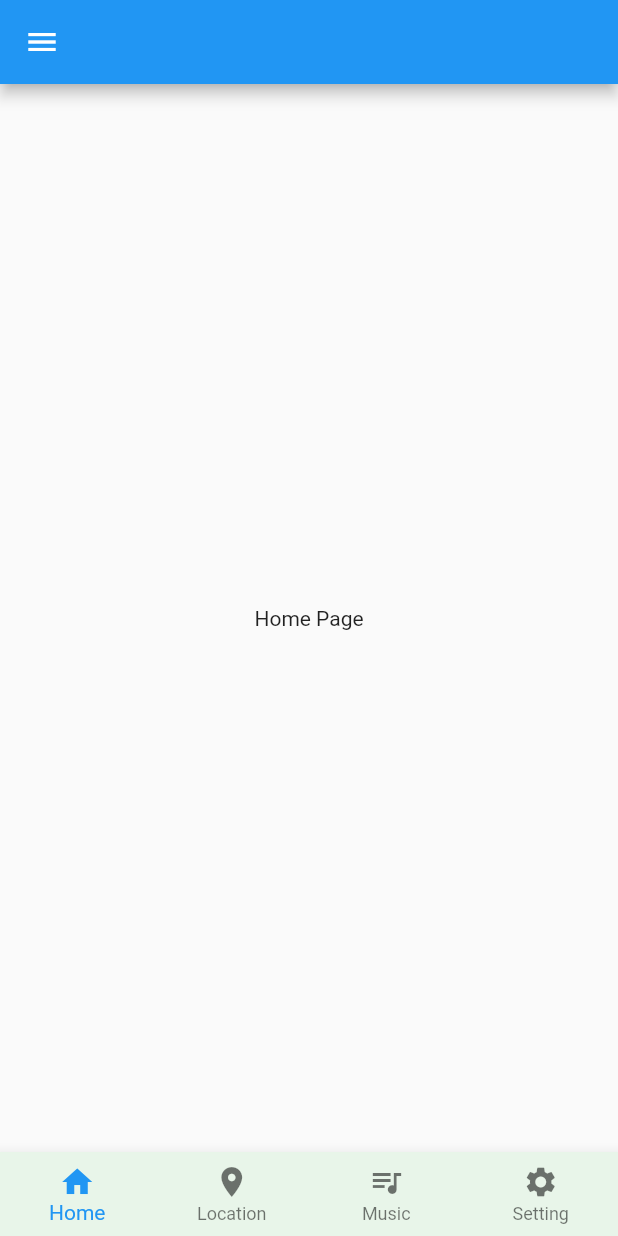
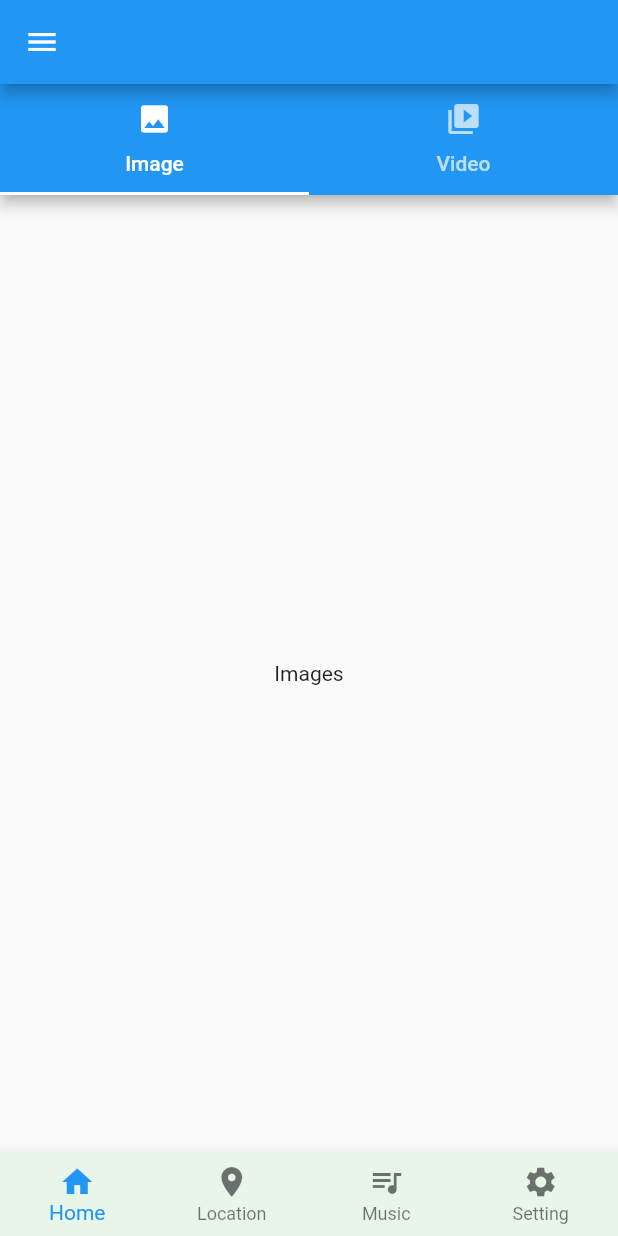
Before and after one commit to MyoMin-Latt/Navigation_Routing, a Flutter app: the screen it shows after launch, on a phone screen of 412 x 824 dp. Run offline on Flutter 3.47's test engine with Material 2 defaults, Android fonts, the phone set to English and light mode, and no system bars.

Commit message:
@13.13 Navigation Widget Part 3 [Tab Widget]

```diff
--- a/lib/main.dart
+++ b/lib/main.dart
@@ -14,6 +14,8 @@
 //        onGenerate Route ကို သုံးတဲ့အချိန်မှာ Transition Animation နှင့်တွဲဖက်အသုံးပြုနည်း
 // @13.11 Navigation Widget[Bottom Navigation]
 // @13.12 Navigation Widget Part 2(Drawer Widget)
+// @13.13 Navigation Widget Part 3 [Tab Widget]
+
 
 import 'package:a13_navigation_routing/screen/home.dart';
 import 'package:a13_navigation_routing/screen/location.dart';
--- a/lib/screen/home.dart
+++ b/lib/screen/home.dart
@@ -4,9 +4,22 @@ class Home extends StatelessWidget {
 
   @override
   Widget build(BuildContext context) {
-    return Scaffold(
-      body: Center(
-        child: Text('Home Page'),
+    return DefaultTabController(
+      length: 2,
+      child: Scaffold(
+        appBar: AppBar(
+          centerTitle: true,
+          title: Text('Home Page'),
+          toolbarHeight: 0,
+          bottom: TabBar(tabs: [
+            Tab(text: "Image", icon: Icon(Icons.image),),
+            Tab(text: "Video", icon: Icon(Icons.video_collection),)
+          ],),
+        ),
+        body: TabBarView(children: [
+          Center(child: Text('Images'),),
+          Center(child: Text("Videos"))
+        ])
       ),
     );
   }
```
